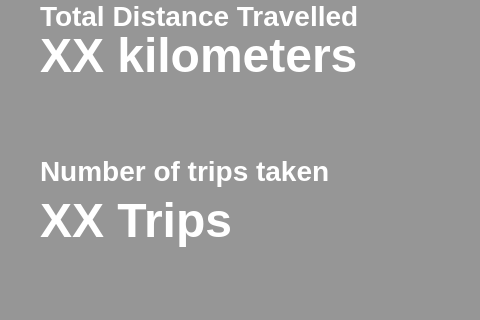
First picture: the form in src/UI Files/Statistics.ui, repository Jakotops/Bath-Hack-2023, before the edit; both pictures show x 0 to 480 and y 400 to 720 of the 1280 by 720 pixel window.
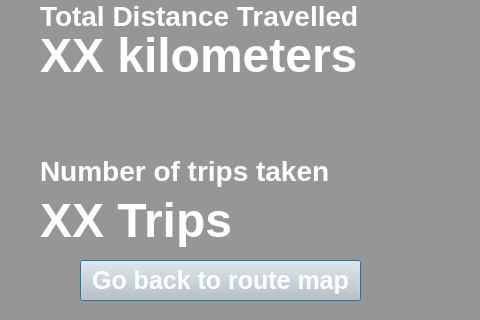
Second picture: the form after the edit.

The edit to the form file:
```diff
--- a/src/UI Files/Statistics.ui
+++ b/src/UI Files/Statistics.ui
@@ -312,6 +312,26 @@
     <string>View some interesting personal statistics from the last 7 days</string>
    </property>
   </widget>
+  <widget class="QPushButton" name="Back_Button">
+   <property name="geometry">
+    <rect>
+     <x>80</x>
+     <y>660</y>
+     <width>281</width>
+     <height>41</height>
+    </rect>
+   </property>
+   <property name="styleSheet">
+    <string notr="true">font-size: 25px; 
+
+font-weight: bold;
+color: white;
+background-color:rgb(200, 200, 200)</string>
+   </property>
+   <property name="text">
+    <string>Go back to route map</string>
+   </property>
+  </widget>
  </widget>
  <resources/>
  <connections/>
```
